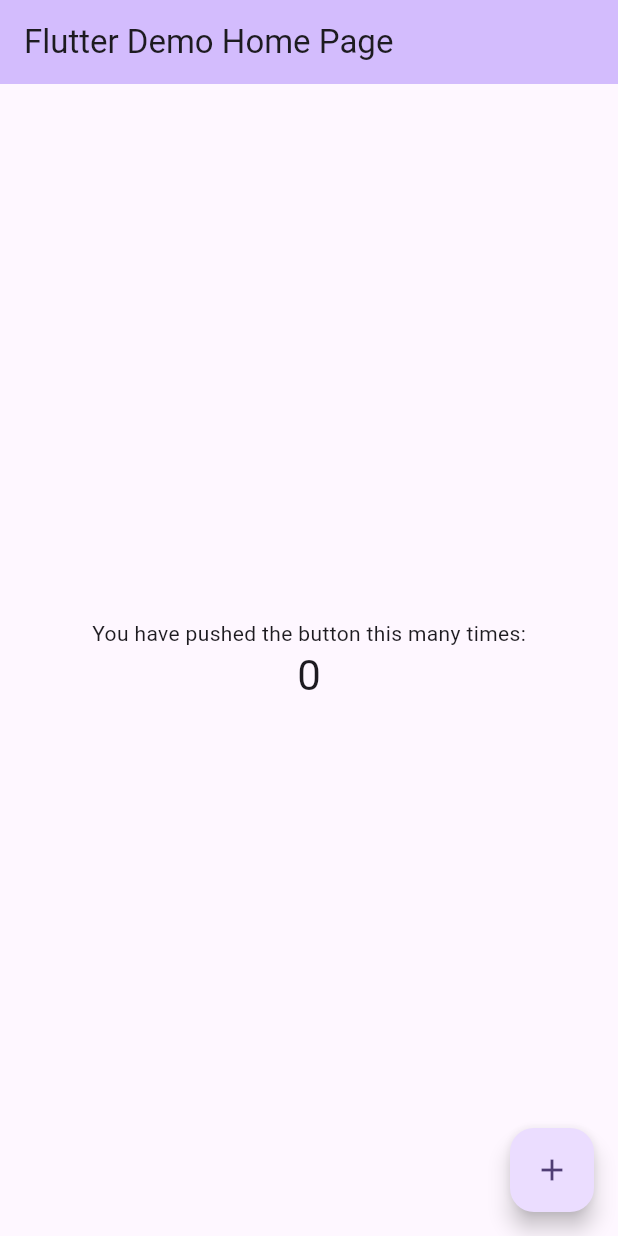
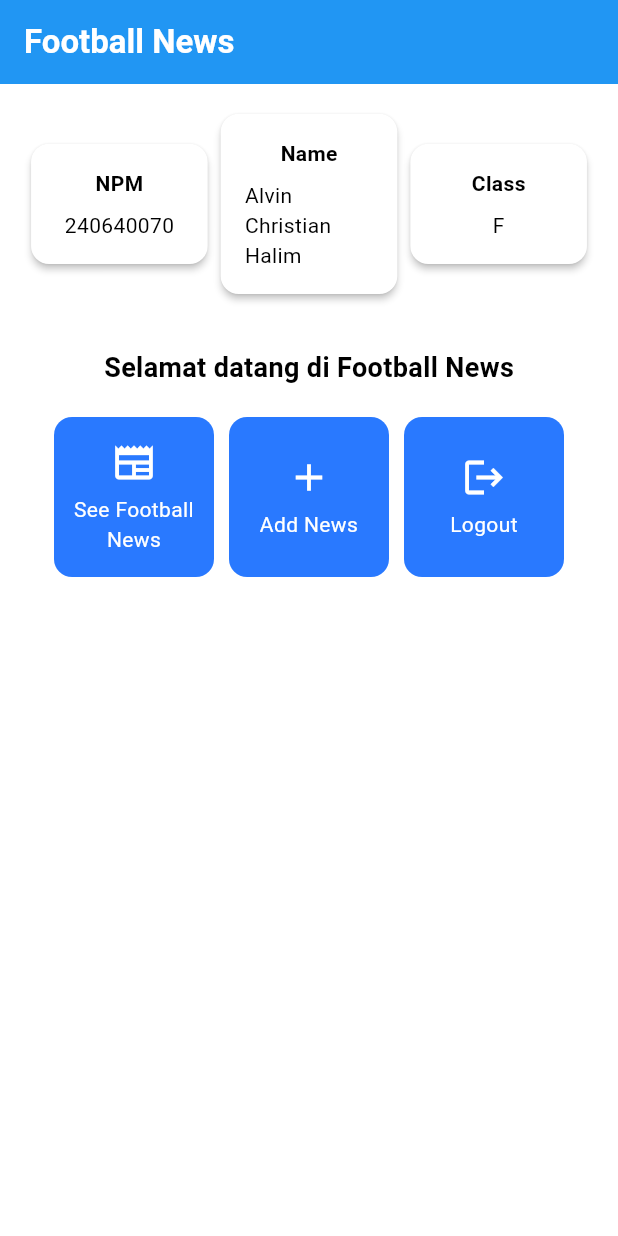
Before and after one commit to alvinchristian/football-news-mobile, a Flutter app: the screen it shows after launch, on a phone screen of 412 x 824 dp. Run offline on Flutter 3.47's test engine with Material 3 defaults, Android fonts, the phone set to English and light mode, and no system bars.

Commit message:
tutorial 6

```diff
--- a/lib/main.dart
+++ b/lib/main.dart
@@ -1,5 +1,5 @@
 import 'package:flutter/material.dart';
-
+import 'package:football_news_mobile/menu.dart';
 void main() {
   runApp(const MyApp());
 }
@@ -28,95 +28,10 @@ class MyApp extends StatelessWidget {
         //
         // This works for code too, not just values: Most code changes can be
         // tested with just a hot reload.
-        colorScheme: ColorScheme.fromSeed(seedColor: Colors.deepPurple),
+         colorScheme: ColorScheme.fromSwatch(primarySwatch: Colors.blue)
+ .copyWith(secondary: Colors.blueAccent[400]),
       ),
-      home: const MyHomePage(title: 'Flutter Demo Home Page'),
+      home: MyHomePage(),
     );
   }
 }
-
-class MyHomePage extends StatefulWidget {
-  const MyHomePage({super.key, required this.title});
-
-  // This widget is the home page of your application. It is stateful, meaning
-  // that it has a State object (defined below) that contains fields that affect
-  // how it looks.
-
-  // This class is the configuration for the state. It holds the values (in this
-  // case the title) provided by the parent (in this case the App widget) and
-  // used by the build method of the State. Fields in a Widget subclass are
-  // always marked "final".
-
-  final String title;
-
-  @override
-  State<MyHomePage> createState() => _MyHomePageState();
-}
-
-class _MyHomePageState extends State<MyHomePage> {
-  int _counter = 0;
-
-  void _incrementCounter() {
-    setState(() {
-      // This call to setState tells the Flutter framework that something has
-      // changed in this State, which causes it to rerun the build method below
-      // so that the display can reflect the updated values. If we changed
-      // _counter without calling setState(), then the build method would not be
-      // called again, and so nothing would appear to happen.
-      _counter++;
-    });
-  }
-
-  @override
-  Widget build(BuildContext context) {
-    // This method is rerun every time setState is called, for instance as done
-    // by the _incrementCounter method above.
-    //
-    // The Flutter framework has been optimized to make rerunning build methods
-    // fast, so that you can just rebuild anything that needs updating rather
-    // than having to individually change instances of widgets.
-    return Scaffold(
-      appBar: AppBar(
-        // TRY THIS: Try changing the color here to a specific color (to
-        // Colors.amber, perhaps?) and trigger a hot reload to see the AppBar
-        // change color while the other colors stay the same.
-        backgroundColor: Theme.of(context).colorScheme.inversePrimary,
-        // Here we take the value from the MyHomePage object that was created by
-        // the App.build method, and use it to set our appbar title.
-        title: Text(widget.title),
-      ),
-      body: Center(
-        // Center is a layout widget. It takes a single child and positions it
-        // in the middle of the parent.
-        child: Column(
-          // Column is also a layout widget. It takes a list of children and
-          // arranges them vertically. By default, it sizes itself to fit its
-          // children horizontally, and tries to be as tall as its parent.
-          //
-          // Column has various properties to control how it sizes itself and
-          // how it positions its children. Here we use mainAxisAlignment to
-          // center the children vertically; the main axis here is the vertical
-          // axis because Columns are vertical (the cross axis would be
-          // horizontal).
-          //
-          // TRY THIS: Invoke "debug painting" (choose the "Toggle Debug Paint"
-          // action in the IDE, or press "p" in the console), to see the
-          // wireframe for each widget.
-          mainAxisAlignment: MainAxisAlignment.center,
-          children: <Widget>[
-            const Text('You have pushed the button this many times:'),
-            Text(
-              '$_counter',
-              style: Theme.of(context).textTheme.headlineMedium,
-            ),
-          ],
-        ),
-      ),
-      floatingActionButton: FloatingActionButton(
-        onPressed: _incrementCounter,
-        tooltip: 'Increment',
-        child: const Icon(Icons.add),
-      ), // This trailing comma makes auto-formatting nicer for build methods.
-    );
-  }
-}
--- /dev/null
+++ b/lib/menu.dart
@@ -0,0 +1,187 @@
+import 'package:flutter/material.dart';
+
+class MyHomePage extends StatelessWidget {
+    MyHomePage({super.key});
+    final String nama = "Alvin Christian Halim"; //nama
+    final String npm = "240640070"; //npm
+    final String kelas = "F"; //kelas
+
+    final List<ItemHomepage> items = [
+    ItemHomepage("See Football News", Icons.newspaper),
+    ItemHomepage("Add News", Icons.add),
+    ItemHomepage("Logout", Icons.logout),
+  ];
+
+  @override
+    Widget build(BuildContext context) {
+    // Scaffold menyediakan struktur dasar halaman dengan AppBar dan body.
+    return Scaffold(
+      // AppBar adalah bagian atas halaman yang menampilkan judul.
+      appBar: AppBar(
+        // Judul aplikasi "Football News" dengan teks putih dan tebal.
+        title: const Text(
+          'Football News',
+          style: TextStyle(
+            color: Colors.white,
+            fontWeight: FontWeight.bold,
+          ),
+        ),
+        // Warna latar belakang AppBar diambil dari skema warna tema aplikasi.
+        backgroundColor: Theme.of(context).colorScheme.primary,
+      ),
+      // Body halaman dengan padding di sekelilingnya.
+      body: Padding(
+        padding: const EdgeInsets.all(16.0),
+        // Menyusun widget secara vertikal dalam sebuah kolom.
+        child: Column(
+          crossAxisAlignment: CrossAxisAlignment.center,
+          children: [
+            // Row untuk menampilkan 3 InfoCard secara horizontal.
+            Row(
+              mainAxisAlignment: MainAxisAlignment.spaceEvenly,
+              children: [
+                InfoCard(title: 'NPM', content: npm),
+                InfoCard(title: 'Name', content: nama),
+                InfoCard(title: 'Class', content: kelas),
+              ],
+            ),
+
+            // Memberikan jarak vertikal 16 unit.
+            const SizedBox(height: 16.0),
+
+            // Menempatkan widget berikutnya di tengah halaman.
+            Center(
+              child: Column(
+                // Menyusun teks dan grid item secara vertikal.
+
+                children: [
+                  // Menampilkan teks sambutan dengan gaya tebal dan ukuran 18.
+                  const Padding(
+                    padding: EdgeInsets.only(top: 16.0),
+                    child: Text(
+                      'Selamat datang di Football News',
+                      style: TextStyle(
+                        fontWeight: FontWeight.bold,
+                        fontSize: 18.0,
+                      ),
+                    ),
+                  ),
+
+                  // Grid untuk menampilkan ItemCard dalam bentuk grid 3 kolom.
+                  GridView.count(
+                    primary: true,
+                    padding: const EdgeInsets.all(20),
+                    crossAxisSpacing: 10,
+                    mainAxisSpacing: 10,
+                    crossAxisCount: 3,
+                    // Agar grid menyesuaikan tinggi kontennya.
+                    shrinkWrap: true,
+
+                    // Menampilkan ItemCard untuk setiap item dalam list items.
+                    children: items.map((ItemHomepage item) {
+                      return ItemCard(item);
+                    }).toList(),
+                  ),
+                ],
+              ),
+            ),
+          ],
+        ),
+      ),
+    );
+}
+}
+
+class InfoCard extends StatelessWidget {
+  // Kartu informasi yang menampilkan title dan content.
+
+  final String title;  // Judul kartu.
+  final String content;  // Isi kartu.
+
+  const InfoCard({super.key, required this.title, required this.content});
+
+  @override
+  Widget build(BuildContext context) {
+    return Card(
+      // Membuat kotak kartu dengan bayangan dibawahnya.
+      elevation: 2.0,
+      child: Container(
+        // Mengatur ukuran dan jarak di dalam kartu.
+        width: MediaQuery.of(context).size.width / 3.5, // menyesuaikan dengan lebar device yang digunakan.
+        padding: const EdgeInsets.all(16.0),
+        // Menyusun title dan content secara vertikal.
+        child: Column(
+          children: [
+            Text(
+              title,
+              style: const TextStyle(fontWeight: FontWeight.bold),
+            ),
+            const SizedBox(height: 8.0),
+            Text(content),
+          ],
+        ),
+      ),
+    );
+  }
+}
+
+class ItemHomepage {
+ final String name;
+ final IconData icon;
+
+ ItemHomepage(this.name, this.icon);
+}
+
+class ItemCard extends StatelessWidget {
+  // Menampilkan kartu dengan ikon dan nama.
+
+  final ItemHomepage item;
+
+  const ItemCard(this.item, {super.key});
+
+  @override
+  Widget build(BuildContext context) {
+    return Material(
+      // Menentukan warna latar belakang dari tema aplikasi.
+      color: Theme.of(context).colorScheme.secondary,
+      // Membuat sudut kartu melengkung.
+      borderRadius: BorderRadius.circular(12),
+
+      child: InkWell(
+        // Aksi ketika kartu ditekan.
+        onTap: () {
+          // Menampilkan pesan SnackBar saat kartu ditekan.
+          ScaffoldMessenger.of(context)
+            ..hideCurrentSnackBar()
+            ..showSnackBar(
+              SnackBar(content: Text("Kamu telah menekan tombol ${item.name}!"))
+            );
+        },
+        // Container untuk menyimpan Icon dan Text
+        child: Container(
+          padding: const EdgeInsets.all(8),
+          child: Center(
+            child: Column(
+              // Menyusun ikon dan teks di tengah kartu.
+              mainAxisAlignment: MainAxisAlignment.center,
+              children: [
+                Icon(
+                  item.icon,
+                  color: Colors.white,
+                  size: 30.0,
+                ),
+                const Padding(padding: EdgeInsets.all(3)),
+                Text(
+                  item.name,
+                  textAlign: TextAlign.center,
+                  style: const TextStyle(color: Colors.white),
+                ),
+              ],
+            ),
+          ),
+        ),
+      ),
+    );
+  }
+
+}
```
